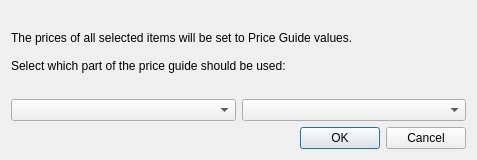
First picture: the form in src/settopriceguidedialog.ui, repository rgriebl/brickstore, before the edit.
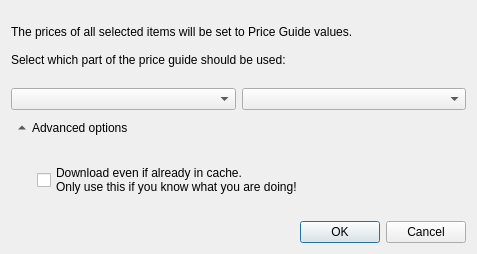
Second picture: the form after the edit.

Commit message:
Re-add the 'force update' option on price guide downloads...
...but this time, hide it behind an "advanced options" button.

The edit to the form file:
```diff
--- a/src/settopriceguidedialog.ui
+++ b/src/settopriceguidedialog.ui
@@ -7,13 +7,13 @@
     <x>0</x>
     <y>0</y>
     <width>477</width>
-    <height>160</height>
+    <height>254</height>
    </rect>
   </property>
   <property name="windowTitle">
    <string>Set To Price Guide</string>
   </property>
-  <layout class="QVBoxLayout" name="verticalLayout">
+  <layout class="QVBoxLayout" name="verticalLayout_2">
    <item>
     <widget class="QLabel" name="label">
      <property name="text">
@@ -31,6 +31,54 @@
      </item>
     </layout>
    </item>
+   <item>
+    <widget class="QToolButton" name="w_advanced_button">
+     <property name="text">
+      <string>Advanced options</string>
+     </property>
+     <property name="checkable">
+      <bool>false</bool>
+     </property>
+     <property name="checked">
+      <bool>false</bool>
+     </property>
+     <property name="toolButtonStyle">
+      <enum>Qt::ToolButtonTextBesideIcon</enum>
+     </property>
+     <property name="autoRaise">
+      <bool>true</bool>
+     </property>
+     <property name="arrowType">
+      <enum>Qt::UpArrow</enum>
+     </property>
+    </widget>
+   </item>
+   <item>
+    <widget class="QWidget" name="w_advanced" native="true">
+     <layout class="QVBoxLayout" name="verticalLayout">
+      <property name="leftMargin">
+       <number>26</number>
+      </property>
+      <property name="topMargin">
+       <number>0</number>
+      </property>
+      <property name="rightMargin">
+       <number>0</number>
+      </property>
+      <property name="bottomMargin">
+       <number>0</number>
+      </property>
+      <item>
+       <widget class="QCheckBox" name="w_force_update">
+        <property name="text">
+         <string>Download even if already in cache.
+Only use this if you know what you are doing!</string>
+        </property>
+       </widget>
+      </item>
+     </layout>
+    </widget>
+   </item>
    <item>
     <widget class="QDialogButtonBox" name="w_buttons">
      <property name="orientation">
```
Left out of the diff: 8 changed lines with no effect on the pictures. The commit also changes 3 other files.
